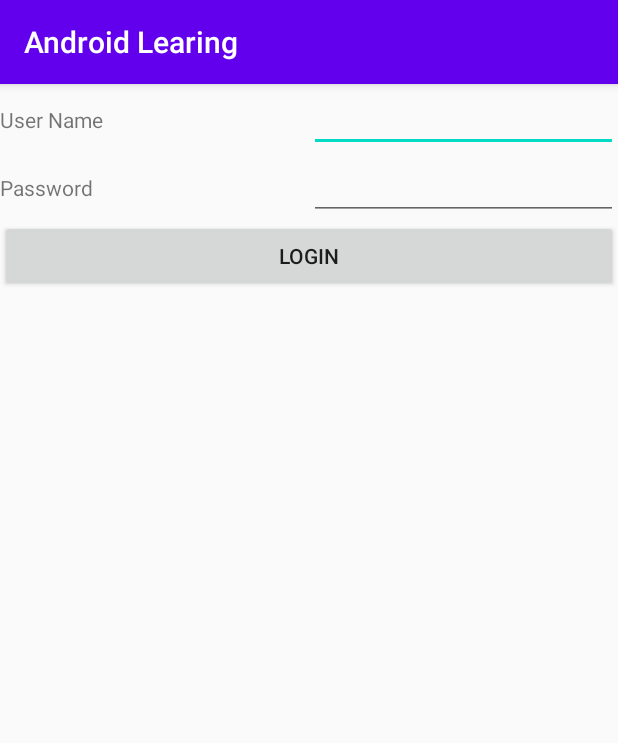
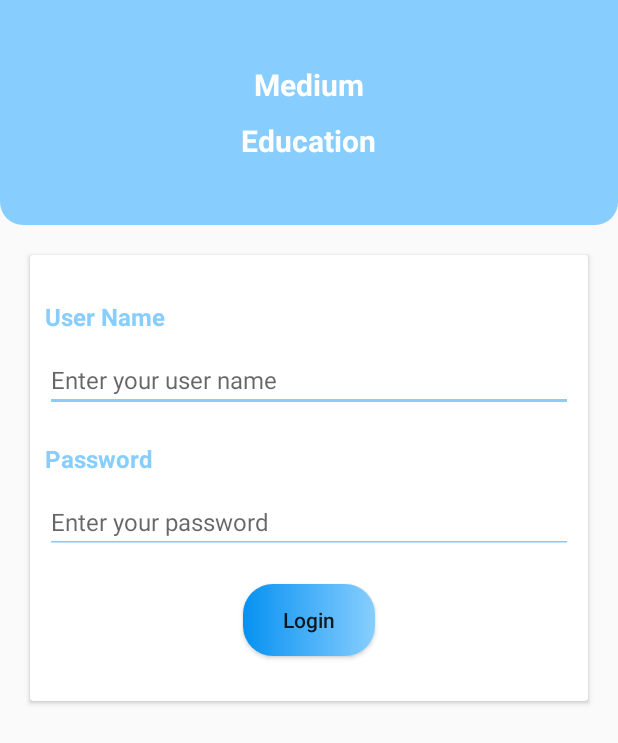
Before and after one commit to enamul95/AndroidLearning, an Android app: the screen it shows after launch (MainActivity), on a phone screen of 412 x 824 dp. Shown: the top 743 px of the screen. Run offline under Robolectric (Android 15) with nearby library versions, the phone set to English and light mode, and no system bars.

Commit message:
desing login pae & got second activity

```diff
--- a/app/build.gradle
+++ b/app/build.gradle
@@ -29,5 +29,7 @@ dependencies {
     testImplementation 'junit:junit:4.12'
     androidTestImplementation 'androidx.test.ext:junit:1.1.2'
     androidTestImplementation 'androidx.test.espresso:espresso-core:3.3.0'
+    implementation "androidx.cardview:cardview:1.0.0"
+
 
 }
--- a/app/src/main/AndroidManifest.xml
+++ b/app/src/main/AndroidManifest.xml
@@ -1,6 +1,6 @@
 <?xml version="1.0" encoding="utf-8"?>
 <manifest xmlns:android="http://schemas.android.com/apk/res/android"
-    package="era.com.app" >
+    package="era.com.app">
 
     <application
         android:allowBackup="true"
@@ -8,14 +8,17 @@
         android:label="@string/app_name"
         android:roundIcon="@mipmap/ic_launcher_round"
         android:supportsRtl="true"
-        android:theme="@style/AppTheme" >
-        <activity android:name=".MainActivity" >
-        <intent-filter>
-            <action android:name="android.intent.action.MAIN" />
+        android:theme="@style/AppTheme">
+        <activity android:name=".Welcome"></activity>
+        <activity
+            android:name=".MainActivity"
+            android:theme="@style/AppTheme.NoActionBar">
+            <intent-filter>
+                <action android:name="android.intent.action.MAIN" />
 
-            <category android:name="android.intent.category.LAUNCHER" />
-        </intent-filter>
-    </activity>
+                <category android:name="android.intent.category.LAUNCHER" />
+            </intent-filter>
+        </activity>
     </application>
 
 </manifest>
--- a/app/src/main/java/era/com/app/MainActivity.java
+++ b/app/src/main/java/era/com/app/MainActivity.java
@@ -2,13 +2,33 @@ package era.com.app;
 
 import androidx.annotation.Nullable;
 import androidx.appcompat.app.AppCompatActivity;
+
+import android.content.Intent;
 import android.os.Bundle;
+import android.view.View;
+import android.view.WindowManager;
+import android.widget.Button;
+
 
 public class MainActivity extends AppCompatActivity {
+  Button btnLogin;
 
     @Override
     protected void onCreate(Bundle savedInstanceState) {
         super.onCreate(savedInstanceState);
         setContentView(R.layout.activity_main);
+        getWindow().setFlags(WindowManager.LayoutParams.FLAG_FULLSCREEN, WindowManager.LayoutParams.FLAG_FULLSCREEN);
+
+        btnLogin = findViewById(R.id.btnLogin);
+
+        btnLogin.setOnClickListener(new View.OnClickListener() {
+            @Override
+            public void onClick(View view) {
+                // got other activity or valiation
+                Intent intent = new Intent(MainActivity.this,Welcome.class);
+                startActivity(intent);
+            }
+        });
+
     }
 }
--- /dev/null
+++ b/app/src/main/java/era/com/app/Welcome.java
@@ -0,0 +1,14 @@
+package era.com.app;
+
+import androidx.appcompat.app.AppCompatActivity;
+
+import android.os.Bundle;
+
+public class Welcome extends AppCompatActivity {
+
+    @Override
+    protected void onCreate(Bundle savedInstanceState) {
+        super.onCreate(savedInstanceState);
+        setContentView(R.layout.activity_welcome);
+    }
+}
--- /dev/null
+++ b/app/src/main/res/drawable/header_backgroud_cornar_radius.xml
@@ -0,0 +1,16 @@
+<shape
+    xmlns:android="http://schemas.android.com/apk/res/android">
+    <solid
+        android:color="@color/header_backgroud">
+    </solid>
+    <stroke
+        android:width="0dp"
+        android:color="#424242">
+    </stroke>
+    <corners
+        android:topLeftRadius="0dp"
+        android:topRightRadius="0dp"
+        android:bottomLeftRadius="15dp"
+        android:bottomRightRadius="15dp">
+    </corners>
+</shape>
--- /dev/null
+++ b/app/src/main/res/drawable/login_button_background.xml
@@ -0,0 +1,10 @@
+<?xml version="1.0" encoding="utf-8"?>
+<shape xmlns:android="http://schemas.android.com/apk/res/android"
+    android:shape="rectangle">
+    <gradient
+        android:startColor="@color/button_start_color"
+        android:endColor="@color/end_color"
+        android:angle="180"/>
+    <corners
+        android:radius="20dp"/>
+</shape>
--- a/app/src/main/res/layout/activity_main.xml
+++ b/app/src/main/res/layout/activity_main.xml
@@ -8,50 +8,99 @@
     android:orientation="vertical"
     tools:context=".MainActivity">
 
+
+    <LinearLayout
+        android:layout_width="match_parent"
+        android:layout_height="150dp"
+        android:orientation="vertical"
+        android:gravity="center"
+        android:background="@drawable/header_backgroud_cornar_radius">
+
+        <TextView
+            android:layout_width="wrap_content"
+            android:layout_height="wrap_content"
+            android:text="@string/lb_medum"
+            android:textColor="@color/white"
+            android:textStyle="bold"
+            android:textSize="@dimen/text_size_header"/>
+        <TextView
+            android:layout_width="wrap_content"
+            android:layout_height="wrap_content"
+            android:text="@string/lb_eduction"
+            android:textColor="@color/white"
+            android:textStyle="bold"
+            android:layout_marginTop="@dimen/margin_10"
+            android:textSize="@dimen/text_size_header"/>
+
+    </LinearLayout>
+
+
+
+
+<androidx.cardview.widget.CardView
+    android:layout_width="match_parent"
+    android:layout_height="wrap_content"
+    android:orientation="vertical"
+    android:layout_margin="@dimen/margin_20"
+    android:background="@color/white">
+
     <LinearLayout
         android:layout_width="match_parent"
         android:layout_height="wrap_content"
-        android:orientation="horizontal"
-        android:weightSum="2">
+        android:orientation="vertical"
+        android:layout_margin="@dimen/margin_10">
 
         <TextView
-            android:layout_width="match_parent"
+            android:layout_width="wrap_content"
             android:layout_height="wrap_content"
-            android:text="User Name"
-            android:layout_weight="1"/>
+            android:text="@string/lb_user_name"
+            android:textSize="@dimen/text_size"
+            android:textColor="@color/header_backgroud"
+            android:layout_marginTop="@dimen/margin_20"
+            android:textStyle="bold"/>
 
         <EditText
             android:layout_width="match_parent"
             android:layout_height="wrap_content"
-            android:layout_weight="1"/>
-
-    </LinearLayout>
-
-    <LinearLayout
-        android:layout_width="match_parent"
-        android:layout_height="wrap_content"
-        android:orientation="horizontal"
-        android:weightSum="2">
+            android:hint="Enter your user name "
+            android:theme="@style/EditText.GREEN"
+            android:textSize="@dimen/text_size"
+            android:layout_marginTop="@dimen/margin_10"/>
 
         <TextView
-            android:layout_width="match_parent"
+            android:layout_width="wrap_content"
             android:layout_height="wrap_content"
-            android:text="Password"
-            android:layout_weight="1"/>
+            android:text="@string/lb_password"
+            android:textSize="@dimen/text_size"
+            android:textColor="@color/header_backgroud"
+            android:textStyle="bold"
+            android:layout_marginTop="@dimen/margin_20"/>
 
         <EditText
             android:layout_width="match_parent"
             android:layout_height="wrap_content"
-            android:inputType="textPassword"
-            android:layout_weight="1"/>
+            android:hint="Enter your password"
+            android:theme="@style/EditText.GREEN"
+            android:textSize="@dimen/text_size"
+            android:layout_marginTop="@dimen/margin_10"/>
+
+        <Button
+            android:id="@+id/btnLogin"
+            android:layout_width="wrap_content"
+            android:layout_height="wrap_content"
+            android:layout_gravity="center"
+            android:text="@string/btn_login"
+            android:layout_marginTop="@dimen/margin_20"
+            android:layout_marginBottom="@dimen/margin_20"
+            android:background="@drawable/login_button_background"
+            android:textAllCaps="false"/>
 
     </LinearLayout>
 
+</androidx.cardview.widget.CardView>
 
-    <Button
-        android:layout_width="match_parent"
-        android:layout_height="wrap_content"
-        android:text="Login"/>
+
+
 
 
 </LinearLayout>
--- /dev/null
+++ b/app/src/main/res/layout/activity_welcome.xml
@@ -0,0 +1,9 @@
+<?xml version="1.0" encoding="utf-8"?>
+<androidx.constraintlayout.widget.ConstraintLayout xmlns:android="http://schemas.android.com/apk/res/android"
+    xmlns:app="http://schemas.android.com/apk/res-auto"
+    xmlns:tools="http://schemas.android.com/tools"
+    android:layout_width="match_parent"
+    android:layout_height="match_parent"
+    tools:context=".Welcome">
+
+</androidx.constraintlayout.widget.ConstraintLayout>
--- a/app/src/main/res/values/colors.xml
+++ b/app/src/main/res/values/colors.xml
@@ -1,6 +1,11 @@
 <?xml version="1.0" encoding="utf-8"?>
 <resources>
-    <color name="colorPrimary">#6200EE</color>
+    <color name="colorPrimary">#87ceff</color>
     <color name="colorPrimaryDark">#3700B3</color>
     <color name="colorAccent">#03DAC5</color>
+    <color name="header_backgroud">#87ceff</color>
+    <color name="white">#ffffff</color>
+
+    <color name="button_start_color">#87ceff</color>
+    <color name="end_color">#0691F1</color>
 </resources>
--- /dev/null
+++ b/app/src/main/res/values/dimens.xml
@@ -0,0 +1,11 @@
+<?xml version="1.0" encoding="utf-8"?>
+<resources>
+    <dimen name="margin_5">5dp</dimen>
+    <dimen name="margin_10">10dp</dimen>
+    <dimen name="margin_15">15dp</dimen>
+    <dimen name="margin_20">20dp</dimen>
+    <dimen name="margin_30">30dp</dimen>
+
+    <dimen name="text_size_header">20sp</dimen>
+    <dimen name="text_size">16sp</dimen>
+</resources>
--- a/app/src/main/res/values/strings.xml
+++ b/app/src/main/res/values/strings.xml
@@ -1,3 +1,8 @@
 <resources>
     <string name="app_name">Android Learing</string>
+    <string name="lb_medum">Medium</string>
+    <string name="lb_eduction">Education</string>
+    <string name="lb_user_name">User Name</string>
+    <string name="lb_password">Password</string>
+    <string name="btn_login">Login</string>
 </resources>
--- a/app/src/main/res/values/styles.xml
+++ b/app/src/main/res/values/styles.xml
@@ -7,4 +7,15 @@
         <item name="colorAccent">@color/colorAccent</item>
     </style>
 
+    <style name="AppTheme.NoActionBar">
+        <item name="windowActionBar">false</item>
+        <item name="windowNoTitle">true</item>
+    </style>
+
+    <style name="EditText.GREEN" parent="@style/AppTheme">
+        <item name="colorControlActivated">@color/colorPrimary</item>
+        <item name="colorControlHighlight">@color/colorPrimary</item>
+        <item name="colorControlNormal">@color/colorPrimary</item>
+    </style>
+
 </resources>
```
